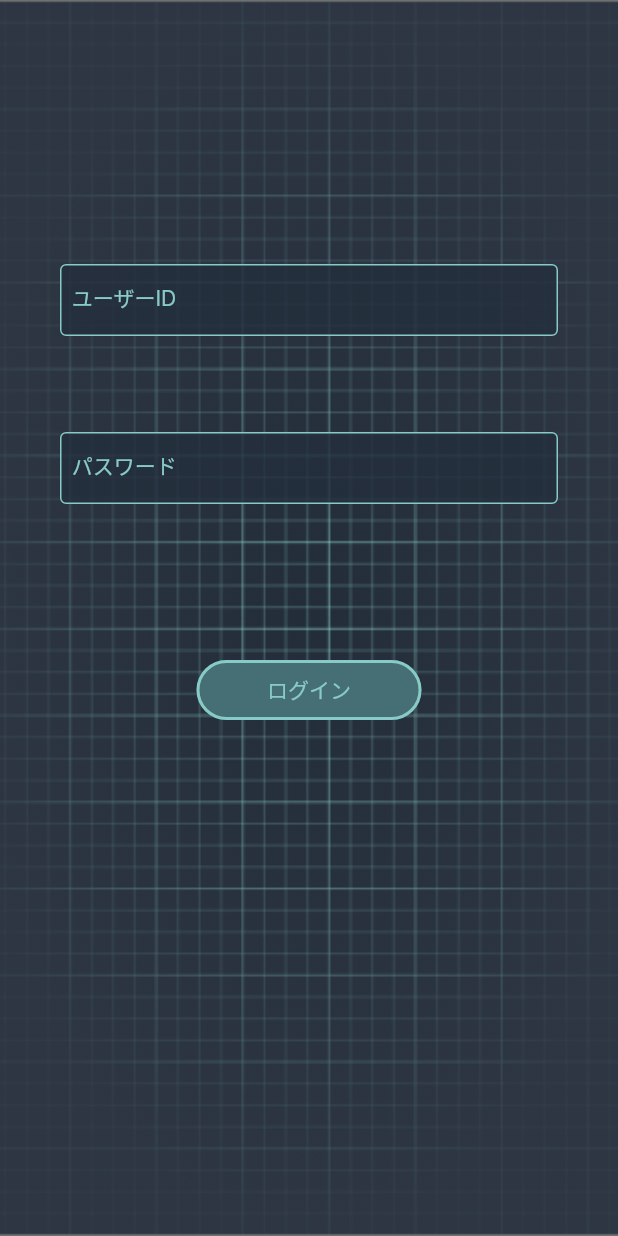
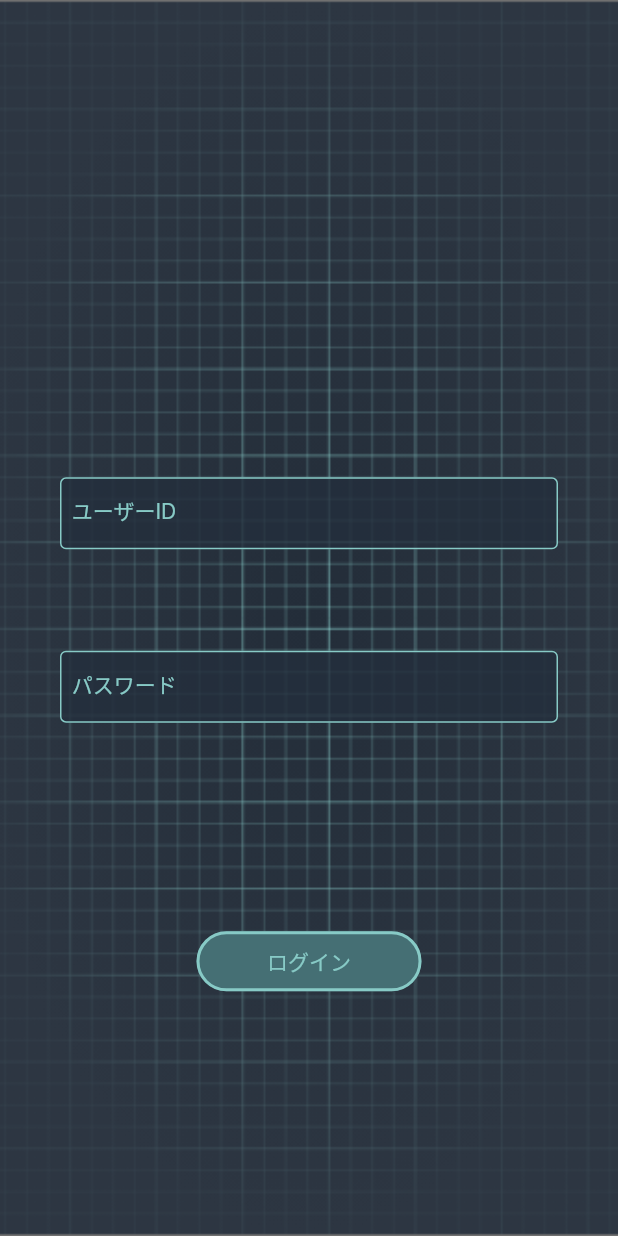
Before and after one commit to ahmedmustahid/flutterMessageApp, a Flutter app: the screen it shows after launch, on a phone screen of 412 x 824 dp. Run offline on Flutter 3.47's test engine with Material 2 defaults, Android fonts, the phone set to English and light mode, and no system bars; our stand-ins replace bubble, fl_chart, flutter_riverpod, get_it, google_fonts, line_icons and 3 more; missing offline and left inert: amplify_api, amplify_auth_cognito, amplify_datastore_plugin_interface, amplify_flutter, dart:html; accounts and stored records are empty.

Commit message:
change the icon image and the app name, fix the signin widget display

```diff
--- a/lib/screens/messages/components/visualization_screen.dart
+++ b/lib/screens/messages/components/visualization_screen.dart
@@ -31,8 +31,7 @@ class _ScatterChartSample1State extends State {
     return Scaffold(
       appBar: buildAppBar(context),
       extendBodyBehindAppBar: true, // App Bar を透過させるために必要
-      body: Stack(
-        children: <Widget>[
+      body: Stack(children: <Widget>[
         new Container(
           // 背景画像表示. Stack の最初に配置.
           decoration: new BoxDecoration(
@@ -42,15 +41,16 @@ class _ScatterChartSample1State extends State {
             ),
           ),
         ),
-          Column(children: <Widget>[
+        Center(
+          // for centering the image
+          child: Column(children: <Widget>[
+            //Spacer(flex: 1), // For App bar
             Padding(padding: EdgeInsets.only(top: 72)), // For App bar
             //Expanded(child: buildGesture()),
-            Expanded(
-              child: Image.asset('assets/images/wordmap_example.png'),
+            Expanded(child: Image.asset('assets/images/wordmap_example.png')),
+          ]),
         ),
       ]),
-        ],
-      ),
     );
   }
 
--- a/lib/screens/signinOrSignUp/signin_or_signup_screen.dart
+++ b/lib/screens/signinOrSignUp/signin_or_signup_screen.dart
@@ -27,9 +27,8 @@ class SigninOrSignupScreen extends StatelessWidget {
             child: Column(
               //mainAxisAlignment: MainAxisAlignment.center,
               children: <Widget>[
-                Padding(
-                    padding: EdgeInsets.only(
-                        top: 128)), // the distance of between TextFileds
+                Spacer(
+                    flex: 4), // the distance of between top and first TextField
                 TextFormField(
                   //onChanged:
                   style: TextStyle(color: Color.fromRGBO(135, 202, 198, 1)),
@@ -54,17 +53,7 @@ class SigninOrSignupScreen extends StatelessWidget {
                     prefix: Text('   '), // paddings の代わり
                   ),
                 ),
-                Padding(
-                    padding: EdgeInsets.only(
-                        top: 64)), // the distance of between TextFileds
-                /*
-                Text(
-                  "パスワード",
-                  textAlign: TextAlign.left,
-                  style: TextStyle(
-                      fontSize: 14, color: Color.fromRGBO(135, 202, 198, 1)),
-                ),
-                */
+                Spacer(flex: 1), // the distance of between TextFileds
                 TextFormField(
                   // Password 入力
                   //onChanged:
@@ -90,9 +79,9 @@ class SigninOrSignupScreen extends StatelessWidget {
                   ),
                   obscureText: true,
                 ),
-                Padding(
-                    padding: EdgeInsets.only(
-                        top: 100)), // the distance of between TextFileds
+                Spacer(
+                    flex:
+                        2), // the distance of between second TextFiled and login button
                 Center(
                   child: OutlinedButton(
                     child: Text(
```
Also changed, not shown: pubspec.yaml (+11 -0 lines), pubspec.lock, 24 other files. Lines whose indentation alone changed are shown as unchanged.
